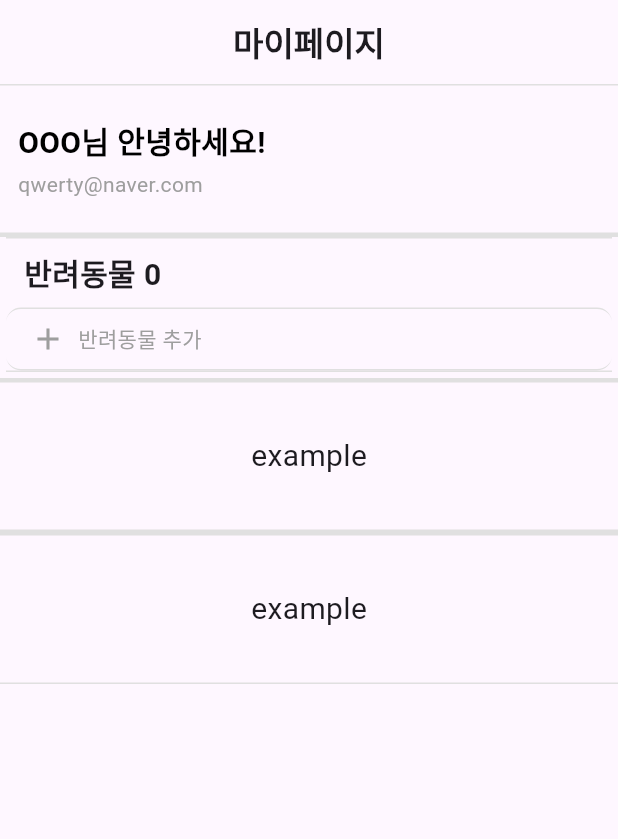
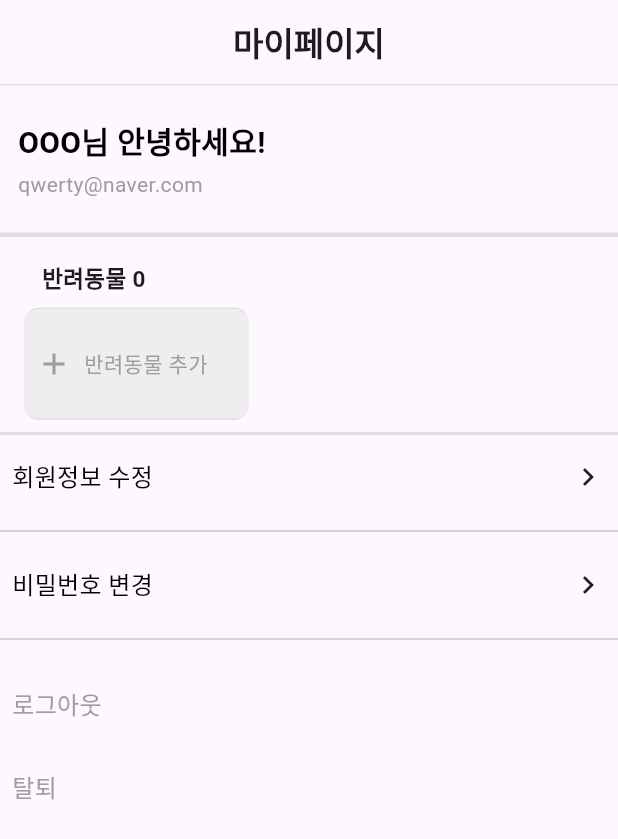
Before and after one commit to jeonghyeon-ohk/catdogchat, a Flutter app: the MyPage screen opened directly, on a phone screen of 412 x 824 dp. Shown: the top 839 px of the screen. Run offline on Flutter 3.47's test engine with Material 3 defaults, Android fonts, the light colour scheme and no system bars.

Commit message:
feat: 마이 페이지 _userSettingSection 기초구현 및 상세 페이지 연결

```diff
--- a/lib/login/join_page.dart
+++ b/lib/login/join_page.dart
@@ -45,8 +45,8 @@ class _Id extends StatelessWidget {
           padding: EdgeInsets.symmetric(horizontal: 10.0),
           child: TextField(
             decoration: InputDecoration(
-              labelText: '아이디',
-              hintText: '아이디',
+              labelText: '이메일',
+              hintText: '이메일',
               hintStyle: TextStyle(color: Colors.grey),
               border: OutlineInputBorder(
                 borderRadius: BorderRadius.circular(10.0),
--- a/lib/main.dart
+++ b/lib/main.dart
@@ -1,6 +1,10 @@
 import 'package:catdogchat/login/join_page.dart';
 import 'package:catdogchat/login/login_page.dart';
 import 'package:catdogchat/main_page/map/hospital_info_page.dart';
+import 'package:catdogchat/main_page/my/change_password.dart';
+import 'package:catdogchat/main_page/my/edit_profile.dart';
+import 'package:catdogchat/main_page/my/logout.dart';
+import 'package:catdogchat/main_page/my/withdraw.dart';
 import 'package:catdogchat/screen/splash_screen.dart';
 import 'package:flutter/material.dart';
 import 'main_page/home.dart';
@@ -21,6 +25,10 @@ void main() {
         '/join' : (BuildContext context) => JoinPage(),
         '/hospital' : (BuildContext context) => HospitalInfoPage(),
         '/petEdit' : (BuildContext context) => PetEditPage(),
+        '/editProfile' : (BuildContext context) => EditProfile(),
+        '/password' : (BuildContext context) => ChangePassword(),
+        '/logout' : (BuildContext context) => Logout(),
+        '/withdraw' : (BuildContext context) => Withdraw(),
 
       },
     ),
--- a/lib/main_page/home.dart
+++ b/lib/main_page/home.dart
@@ -1,4 +1,4 @@
-import 'package:catdogchat/main_page/chatbot_page.dart';
+import 'package:catdogchat/main_page/chatbot/chatbot_page.dart';
 import 'package:catdogchat/main_page/map/map_page.dart';
 import 'package:catdogchat/main_page/my/my_page.dart';
 import 'package:flutter/material.dart';
--- a/lib/main_page/my/my_page.dart
+++ b/lib/main_page/my/my_page.dart
@@ -22,14 +22,13 @@ class MyPage extends StatelessWidget {
       body: SingleChildScrollView(
         child: Column(
           mainAxisAlignment: MainAxisAlignment.center,
+          crossAxisAlignment: CrossAxisAlignment.start,
           children: [
             _userInfoSection(sectionDecoration: sectionDecoration),
             _buildDivider(),
-            _petInfoSection(sectionDecoration: sectionDecoration),
+            _petInfoSection(),
             _buildDivider(),
-            _buildSection(sectionDecoration: sectionDecoration),
-            _buildDivider(),
-            _buildSection(sectionDecoration: sectionDecoration),
+            _userSettingSection(sectionDecoration: sectionDecoration),
           ],
         ),
       ),
@@ -44,36 +43,9 @@ class MyPage extends StatelessWidget {
   }
 }
 
-class _buildSection extends StatelessWidget {
-  final BoxDecoration sectionDecoration;
-  const _buildSection({
-    required this.sectionDecoration,
-    super.key,
-  });
-
-  @override
-  Widget build(BuildContext context) {
-    return Container(
-      height: 100,
-      decoration: sectionDecoration,
-      child: Padding(
-        padding: const EdgeInsets.symmetric(
-          vertical: 8.0,
-          horizontal: 12.0,
-        ),
-        child: Center(
-          child: Text(
-            'example',
-            style: TextStyle(fontSize: 20.0),
-          ),
-        ),
-      ),
-    );
-  }
-}
-
 class _userInfoSection extends StatelessWidget {
   final BoxDecoration sectionDecoration;
+
   const _userInfoSection({
     required this.sectionDecoration,
     super.key,
@@ -116,23 +88,17 @@ class _userInfoSection extends StatelessWidget {
 }
 
 class _petInfoSection extends StatelessWidget {
-  final BoxDecoration sectionDecoration;
+  final BoxDecoration? sectionDecoration;
   const _petInfoSection({
-    required this.sectionDecoration,
+    this.sectionDecoration,
     super.key,
   });
 
   @override
   Widget build(BuildContext context) {
     return Padding(
-      padding: const EdgeInsets.fromLTRB(
-        4.0,
-        0.0,
-        4.0,
-        4.0,
-      ),
+      padding: const EdgeInsets.symmetric(horizontal: 16.0, vertical: 8.0),
       child: Container(
-        decoration: sectionDecoration,
         child: Column(
           crossAxisAlignment: CrossAxisAlignment.start,
           children: [
@@ -140,9 +106,9 @@ class _petInfoSection extends StatelessWidget {
               padding:
                   const EdgeInsets.symmetric(horizontal: 12.0, vertical: 8.0),
               child: Text(
-                '반려동물 0', // 예시로 반려동물 수를 넣었습니다. 실제 데이터를 넣어주세요.
+                '반려동물 0', // 반려동물 수, 실제 데이터 넣어야함.
                 style: TextStyle(
-                  fontSize: 20.0,
+                  fontSize: 15.0,
                   fontWeight: FontWeight.bold,
                 ),
               ),
@@ -155,15 +121,19 @@ class _petInfoSection extends StatelessWidget {
                 // 반려동물 추가 페이지로 이동
               },
               child: Container(
+                height: 75,
+                width: 150,
                 decoration: BoxDecoration(
-                  borderRadius: BorderRadius.circular(10.0), // 모서리가 둥근 사각형
+                  color: Colors.grey[200],
+                  borderRadius: BorderRadius.circular(
+                    10.0,
+                  ),
                   border: Border(
                     top: BorderSide(color: Colors.grey[300]!),
                     bottom: BorderSide(color: Colors.grey[300]!),
                   ),
                 ),
-                padding: EdgeInsets.symmetric(
-                    vertical: 8.0, horizontal: 16.0), // 좌우 패딩 조정
+                padding: EdgeInsets.all(8.0), // 좌우 패딩 조정
                 child: Row(
                   children: [
                     Icon(Icons.add, color: Colors.grey),
@@ -187,3 +157,109 @@ class _petInfoSection extends StatelessWidget {
     );
   }
 }
+
+class _userSettingSection extends StatelessWidget {
+  final BoxDecoration sectionDecoration;
+  const _userSettingSection({
+    required this.sectionDecoration,
+    super.key,
+  });
+
+  @override
+  Widget build(BuildContext context) {
+    return Column(
+      crossAxisAlignment: CrossAxisAlignment.stretch,
+      children: [
+        Padding(
+          padding: const EdgeInsets.all(8.0),
+          child: SettingItem(
+            title: '회원정보 수정',
+            icon: Icons.navigate_next,
+            onPressed: () {
+              Navigator.of(context).pushNamed(
+                '/editProfile',
+              );
+            },
+          ),
+        ),
+        Divider(), // 구분선 추가
+        Padding(
+          padding: const EdgeInsets.all(8.0),
+          child: SettingItem(
+            title: '비밀번호 변경',
+            icon: Icons.navigate_next,
+            onPressed: () {
+              Navigator.of(context).pushNamed(
+                '/password',
+              );
+            },
+          ),
+        ),
+        Divider(),
+        SizedBox(height: 8), // 로그아웃과 탈퇴 사이의 간격
+        Padding(
+          padding: const EdgeInsets.all(8.0),
+          child: SettingItem(
+            title: '로그아웃',
+            textColor: Colors.grey, // 회색 글자색
+            onPressed: () {
+              Navigator.of(context).pushNamed(
+                '/logout',
+              );
+            },
+          ),
+        ),
+        Padding(
+          padding: const EdgeInsets.all(8.0),
+          child: SettingItem(
+            title: '탈퇴',
+            textColor: Colors.grey, // 회색 글자색
+            onPressed: () {
+              Navigator.of(context).pushNamed(
+                '/withdraw',
+              );
+            },
+          ),
+        ),
+      ],
+    );
+  }
+}
+
+class SettingItem extends StatelessWidget {
+  final String title;
+  final IconData? icon;
+  final Color textColor;
+  final VoidCallback onPressed;
+
+  const SettingItem({
+    required this.title,
+    this.icon,
+    this.textColor = Colors.black,
+    required this.onPressed,
+    super.key,
+  });
+
+  @override
+  Widget build(BuildContext context) {
+    return GestureDetector(
+      onTap: onPressed,
+      child: Padding(
+        padding: const EdgeInsets.symmetric(vertical: 8.0),
+        child: Row(
+          mainAxisAlignment: MainAxisAlignment.spaceBetween,
+          children: [
+            Text(
+              title,
+              style: TextStyle(
+                color: textColor,
+                fontSize: 16.0,
+              ),
+            ),
+            if (icon != null) Icon(icon),
+          ],
+        ),
+      ),
+    );
+  }
+}
--- a/lib/main_page/my/pet_edit_page.dart
+++ b/lib/main_page/my/pet_edit_page.dart
@@ -10,8 +10,6 @@ class _PetEditPageState extends State<PetEditPage> {
   String? _selectedGender;
   String? _selectedNeutered;
   String? _selectedBreed;
-  String? _name;
-  String? _birthDate;
 
   void _selectPetType(String type) {
     setState(() {
@@ -71,11 +69,7 @@ class _PetEditPageState extends State<PetEditPage> {
           children: [
             PetPhotoSection(),
             SizedBox(height: 20),
-            PetNameSection(onChanged: (value) {
-              setState(() {
-                _name = value;
-              });
-            }),
+            PetNameSection(),
             SizedBox(height: 20),
             Row(
               children: [
@@ -100,11 +94,7 @@ class _PetEditPageState extends State<PetEditPage> {
               onTap: _selectBreed,
             ),
             SizedBox(height: 20),
-            PetBirthSection(onChanged: (value) {
-              setState(() {
-                _birthDate = value;
-              });
-            }),
+            PetBirthSection(),
             SizedBox(height: 20),
             PetNeuteredSection(
               selectedNeutered: _selectedNeutered,
@@ -142,10 +132,6 @@ class PetPhotoSection extends StatelessWidget {
 }
 
 class PetNameSection extends StatelessWidget {
-  final Function(String) onChanged;
-
-  const PetNameSection({Key? key, required this.onChanged}) : super(key: key);
-
   @override
   Widget build(BuildContext context) {
     return Column(
@@ -156,7 +142,6 @@ class PetNameSection extends StatelessWidget {
           style: TextStyle(fontWeight: FontWeight.bold),
         ),
         TextField(
-          onChanged: onChanged,
           decoration: InputDecoration(
             hintText: '이름을 입력하세요',
             border: OutlineInputBorder(),
@@ -168,10 +153,6 @@ class PetNameSection extends StatelessWidget {
 }
 
 class PetBirthSection extends StatelessWidget {
-  final Function(String) onChanged;
-
-  const PetBirthSection({Key? key, required this.onChanged}) : super(key: key);
-
   @override
   Widget build(BuildContext context) {
     return Column(
@@ -183,7 +164,6 @@ class PetBirthSection extends StatelessWidget {
         ),
         SizedBox(height: 10),
         TextField(
-          onChanged: onChanged,
           decoration: InputDecoration(
             hintText: '생일을 입력하세요',
             border: OutlineInputBorder(),
```
Also changed, not shown: lib/main_page/chatbot/chatbot_page.dart (renamed from lib/main_page/chatbot_page.dart).
